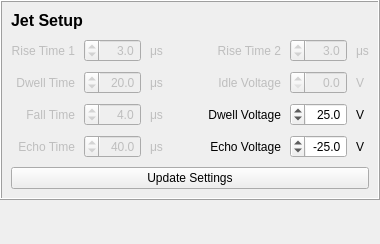
Before: the Qt Designer form src/ui/jettingwidget.ui in BYUCreateResearchLab/CREATE_LAB_Binder_Jet_Printer, drawn with Qt 5.
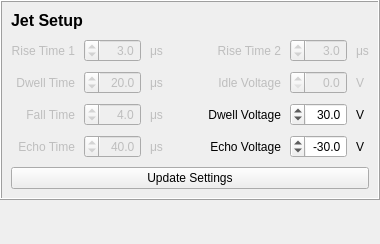
After: the same form once the commit is applied.

```diff
--- a/src/ui/jettingwidget.ui
+++ b/src/ui/jettingwidget.ui
@@ -211,7 +211,7 @@
          <double>90.000000000000000</double>
         </property>
         <property name="value">
-         <double>25.000000000000000</double>
+         <double>30.000000000000000</double>
         </property>
        </widget>
       </item>
@@ -359,7 +359,7 @@
          <double>0.000000000000000</double>
         </property>
         <property name="value">
-         <double>-25.000000000000000</double>
+         <double>-30.000000000000000</double>
         </property>
        </widget>
       </item>
```
Left out of the diff: 12 changed lines with no effect on the pictures.
